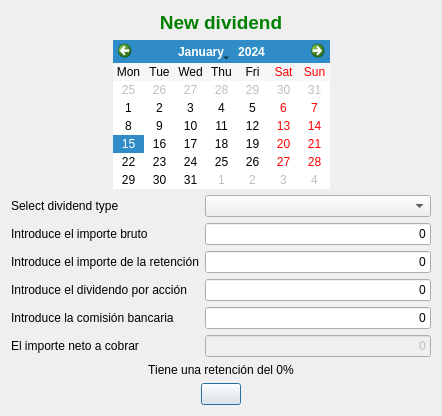
Qt form ui/frmDividendosIBM.ui (turulomio/xulpymoney) before a commit.
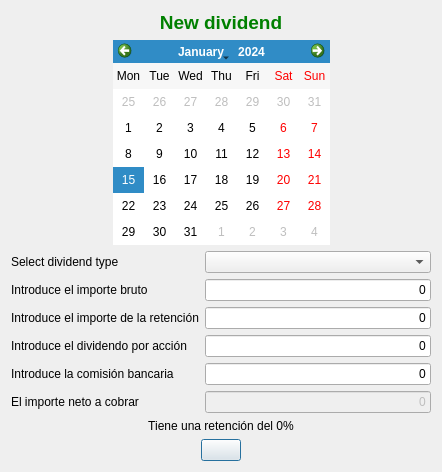
The same form after that commit. Icons and pictures are not drawn. Custom widgets are drawn as their Qt base class.

Patch:
```diff
--- a/ui/frmDividendosIBM.ui
+++ b/ui/frmDividendosIBM.ui
@@ -10,7 +10,7 @@
     <x>0</x>
     <y>0</y>
     <width>442</width>
-    <height>387</height>
+    <height>472</height>
    </rect>
   </property>
   <property name="windowTitle">
```
